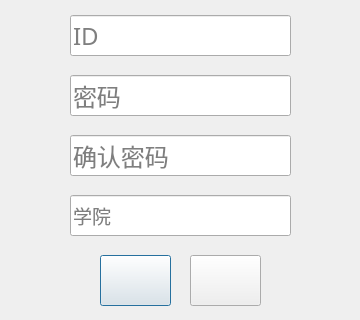
Old version of the form addpeople.ui in the repository aRooooooba/Library; both pictures show x 0 to 360 and y 265 to 585 of the 360 by 585 pixel window.
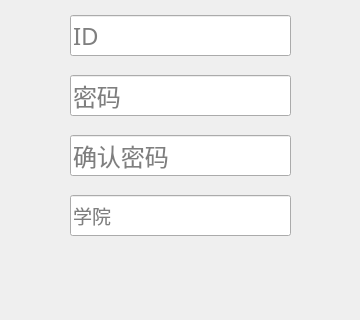
New version of the form. Icons and pictures are not drawn.

The edit to the form file:
```diff
--- a/addpeople.ui
+++ b/addpeople.ui
@@ -222,6 +222,9 @@
    <property name="text">
     <string/>
    </property>
+   <property name="flat">
+    <bool>true</bool>
+   </property>
   </widget>
   <widget class="QPushButton" name="cancel">
    <property name="geometry">
@@ -242,7 +245,70 @@
    <property name="text">
     <string/>
    </property>
+   <property name="flat">
+    <bool>true</bool>
+   </property>
   </widget>
+  <widget class="QLabel" name="label">
+   <property name="geometry">
+    <rect>
+     <x>0</x>
+     <y>0</y>
+     <width>361</width>
+     <height>591</height>
+    </rect>
+   </property>
+   <property name="styleSheet">
+    <string notr="true">border-image: url(:/addPeople_bg.png);</string>
+   </property>
+   <property name="text">
+    <string/>
+   </property>
+  </widget>
+  <widget class="QLabel" name="label_2">
+   <property name="geometry">
+    <rect>
+     <x>100</x>
+     <y>520</y>
+     <width>71</width>
+     <height>51</height>
+    </rect>
+   </property>
+   <property name="styleSheet">
+    <string notr="true">border-image: url(:/ensured.png);</string>
+   </property>
+   <property name="text">
+    <string/>
+   </property>
+  </widget>
+  <widget class="QLabel" name="label_3">
+   <property name="geometry">
+    <rect>
+     <x>190</x>
+     <y>520</y>
+     <width>71</width>
+     <height>51</height>
+    </rect>
+   </property>
+   <property name="styleSheet">
+    <string notr="true">border-image: url(:/cancel.png);</string>
+   </property>
+   <property name="text">
+    <string/>
+   </property>
+  </widget>
+  <zorder>label</zorder>
+  <zorder>name</zorder>
+  <zorder>student</zorder>
+  <zorder>teacher</zorder>
+  <zorder>ID</zorder>
+  <zorder>password</zorder>
+  <zorder>password_2</zorder>
+  <zorder>academy</zorder>
+  <zorder>label_2</zorder>
+  <zorder>ensured</zorder>
+  <zorder>label_3</zorder>
+  <zorder>cancel</zorder>
  </widget>
  <resources/>
  <connections/>
```
Left out of the diff: 22 changed lines with no effect on the pictures.
